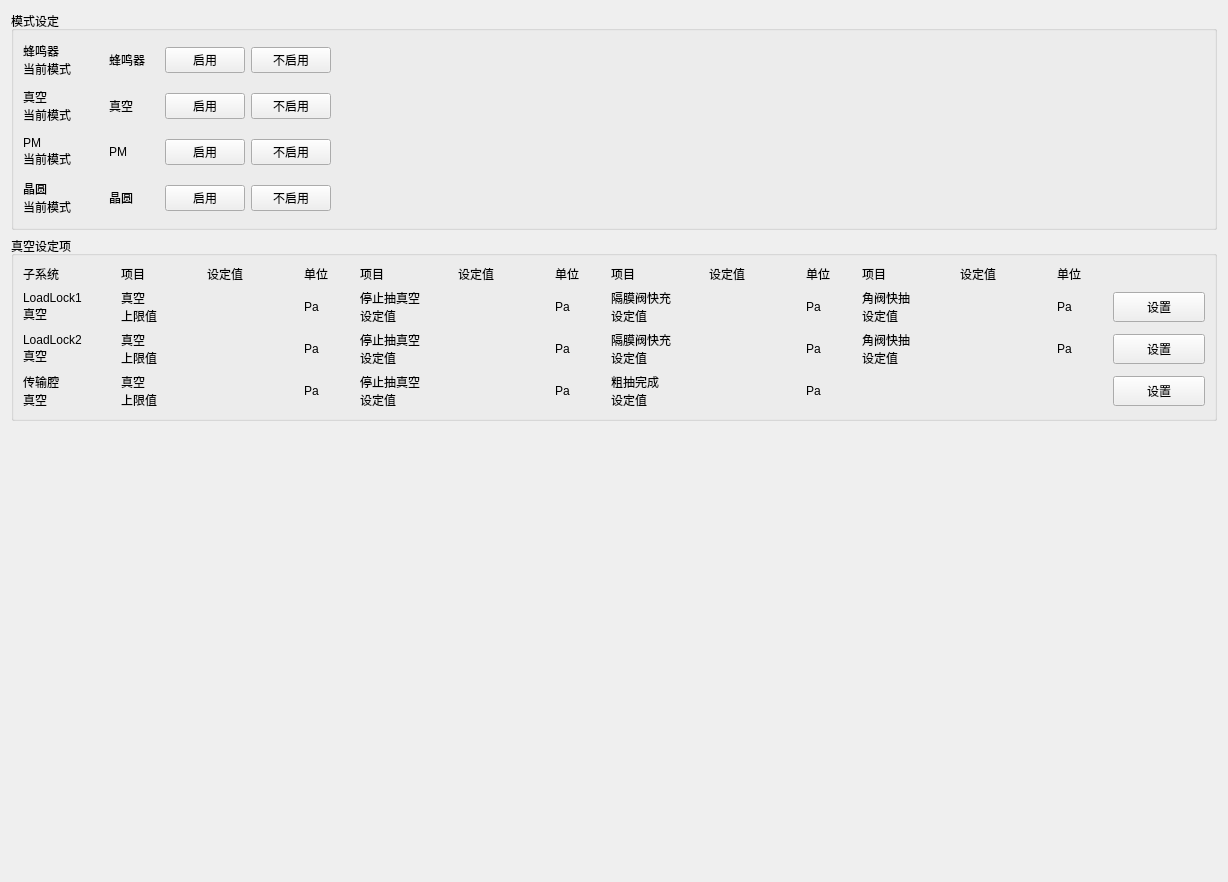
Before: the Qt Designer form device/src/control_mode_vtm_widget.ui in zhangzhenxi11/HL, drawn with Qt 5.
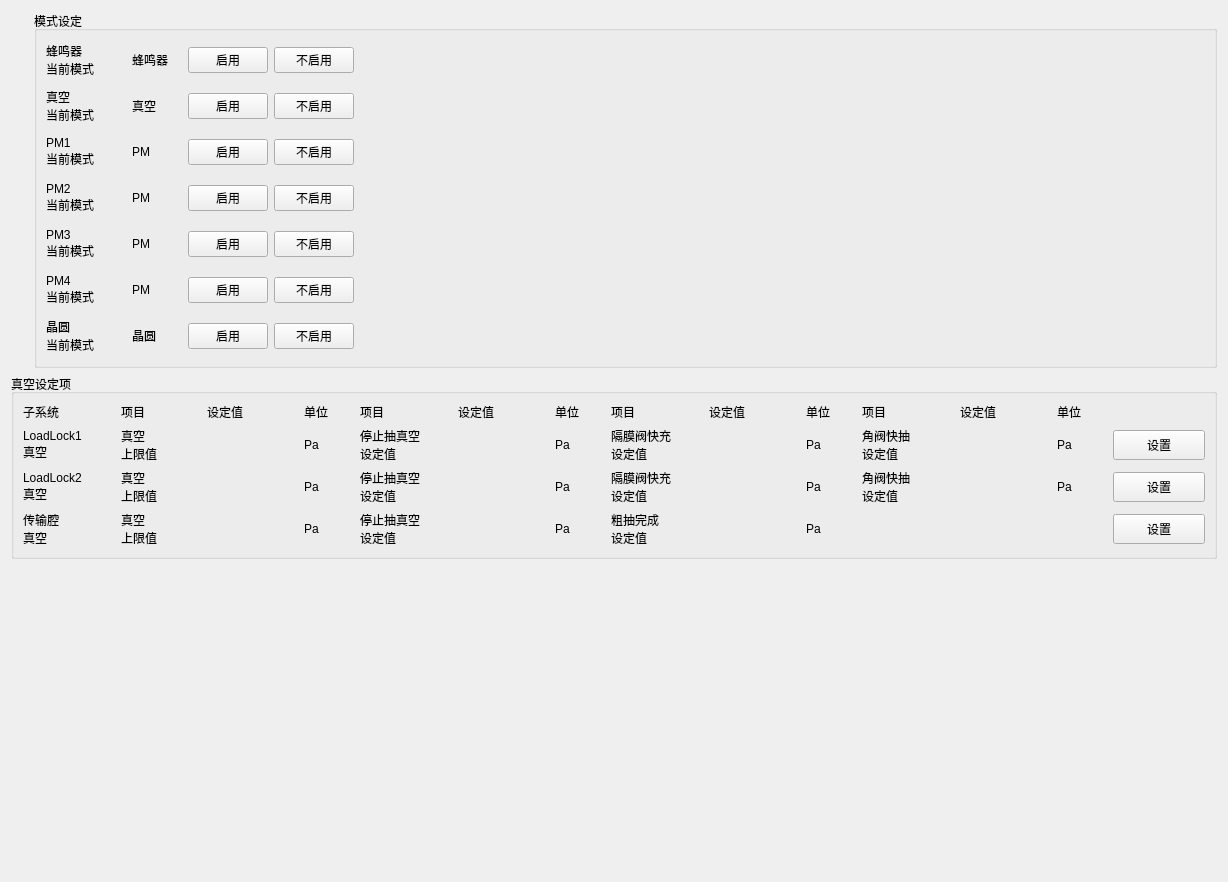
After: the same form once the commit is applied.

```diff
--- a/device/src/control_mode_vtm_widget.ui
+++ b/device/src/control_mode_vtm_widget.ui
@@ -13,9 +13,12 @@
   <property name="windowTitle">
    <string>Form</string>
   </property>
-  <layout class="QVBoxLayout" name="verticalLayout">
-   <item>
+  <layout class="QGridLayout" name="gridLayout">
+   <item row="0" column="1">
     <widget class="QGroupBox" name="mode_setting_gbx">
+     <property name="enabled">
+      <bool>true</bool>
+     </property>
      <property name="minimumSize">
       <size>
        <width>0</width>
@@ -25,13 +28,13 @@
      <property name="maximumSize">
       <size>
        <width>16777215</width>
-       <height>250</height>
+       <height>500</height>
       </size>
      </property>
      <property name="title">
       <string>模式设定</string>
      </property>
-     <layout class="QGridLayout" name="gridLayout">
+     <layout class="QFormLayout" name="formLayout">
       <item row="0" column="0">
        <layout class="QHBoxLayout" name="buzzer_hlyt">
         <item>
@@ -173,6 +176,76 @@
        </layout>
       </item>
       <item row="2" column="0">
+       <layout class="QHBoxLayout" name="pm_hlyt_1">
+        <item>
+         <widget class="QLabel" name="label_6">
+          <property name="minimumSize">
+           <size>
+            <width>80</width>
+            <height>40</height>
+           </size>
+          </property>
+          <property name="text">
+           <string>PM1
+当前模式</string>
+          </property>
+         </widget>
+        </item>
+        <item>
+         <widget class="QLabel" name="pm1_enable_label">
+          <property name="minimumSize">
+           <size>
+            <width>50</width>
+            <height>0</height>
+           </size>
+          </property>
+          <property name="text">
+           <string>PM</string>
+          </property>
+         </widget>
+        </item>
+        <item>
+         <widget class="QPushButton" name="enable_pm1_btn">
+          <property name="minimumSize">
+           <size>
+            <width>70</width>
+            <height>25</height>
+           </size>
+          </property>
+          <property name="text">
+           <string>启用</string>
+          </property>
+         </widget>
+        </item>
+        <item>
+         <widget class="QPushButton" name="disable_pm1_btn">
+          <property name="minimumSize">
+           <size>
+            <width>70</width>
+            <height>25</height>
+           </size>
+          </property>
+          <property name="text">
+           <string>不启用</string>
+          </property>
+         </widget>
+        </item>
+        <item>
+         <spacer name="horizontalSpacer_3">
+          <property name="orientation">
+           <enum>Qt::Horizontal</enum>
+          </property>
+          <property name="sizeHint" stdset="0">
+           <size>
+            <width>40</width>
+            <height>20</height>
+           </size>
+          </property>
+         </spacer>
+        </item>
+       </layout>
+      </item>
+      <item row="3" column="0">
        <layout class="QHBoxLayout" name="pm_hlyt">
         <item>
          <widget class="QLabel" name="label_5">
@@ -183,7 +256,7 @@
            </size>
           </property>
           <property name="text">
-           <string>PM
+           <string>PM2
 当前模式</string>
           </property>
          </widget>
@@ -242,7 +315,147 @@
         </item>
        </layout>
       </item>
-      <item row="3" column="0">
+      <item row="4" column="0">
+       <layout class="QHBoxLayout" name="pm_hlyt_2">
+        <item>
+         <widget class="QLabel" name="label_17">
+          <property name="minimumSize">
+           <size>
+            <width>80</width>
+            <height>40</height>
+           </size>
+          </property>
+          <property name="text">
+           <string>PM3
+当前模式</string>
+          </property>
+         </widget>
+        </item>
+        <item>
+         <widget class="QLabel" name="pm3_enable_label">
+          <property name="minimumSize">
+           <size>
+            <width>50</width>
+            <height>0</height>
+           </size>
+          </property>
+          <property name="text">
+           <string>PM</string>
+          </property>
+         </widget>
+        </item>
+        <item>
+         <widget class="QPushButton" name="enable_pm3_btn">
+          <property name="minimumSize">
+           <size>
+            <width>70</width>
+            <height>25</height>
+           </size>
+          </property>
+          <property name="text">
+           <string>启用</string>
+          </property>
+         </widget>
+        </item>
+        <item>
+         <widget class="QPushButton" name="disable_pm3_btn">
+          <property name="minimumSize">
+           <size>
+            <width>70</width>
+            <height>25</height>
+           </size>
+          </property>
+          <property name="text">
+           <string>不启用</string>
+          </property>
+         </widget>
+        </item>
+        <item>
+         <spacer name="horizontalSpacer_6">
+          <property name="orientation">
+           <enum>Qt::Horizontal</enum>
+          </property>
+          <property name="sizeHint" stdset="0">
+           <size>
+            <width>40</width>
+            <height>20</height>
+           </size>
+          </property>
+         </spacer>
+        </item>
+       </layout>
+      </item>
+      <item row="5" column="0">
+       <layout class="QHBoxLayout" name="pm_hlyt_3">
+        <item>
+         <widget class="QLabel" name="label_18">
+          <property name="minimumSize">
+           <size>
+            <width>80</width>
+            <height>40</height>
+           </size>
+          </property>
+          <property name="text">
+           <string>PM4
+当前模式</string>
+          </property>
+         </widget>
+        </item>
+        <item>
+         <widget class="QLabel" name="pm4_enable_label">
+          <property name="minimumSize">
+           <size>
+            <width>50</width>
+            <height>0</height>
+           </size>
+          </property>
+          <property name="text">
+           <string>PM</string>
+          </property>
+         </widget>
+        </item>
+        <item>
+         <widget class="QPushButton" name="enable_pm4_btn">
+          <property name="minimumSize">
+           <size>
+            <width>70</width>
+            <height>25</height>
+           </size>
+          </property>
+          <property name="text">
+           <string>启用</string>
+          </property>
+         </widget>
+        </item>
+        <item>
+         <widget class="QPushButton" name="disable_pm4_btn">
+          <property name="minimumSize">
+           <size>
+            <width>70</width>
+            <height>25</height>
+           </size>
+          </property>
+          <property name="text">
+           <string>不启用</string>
+          </property>
+         </widget>
+        </item>
+        <item>
+         <spacer name="horizontalSpacer_8">
+          <property name="orientation">
+           <enum>Qt::Horizontal</enum>
+          </property>
+          <property name="sizeHint" stdset="0">
+           <size>
+            <width>40</width>
+            <height>20</height>
+           </size>
+          </property>
+         </spacer>
+        </item>
+       </layout>
+      </item>
+      <item row="6" column="0">
        <layout class="QHBoxLayout" name="wafer_hlyt">
         <item>
          <widget class="QLabel" name="label_4">
@@ -315,7 +528,7 @@
      </layout>
     </widget>
    </item>
-   <item>
+   <item row="1" column="0" colspan="2">
     <widget class="QGroupBox" name="vacuum_setting_gbx">
      <property name="title">
       <string>真空设定项</string>
@@ -887,15 +1100,15 @@
      </layout>
     </widget>
    </item>
-   <item>
+   <item row="2" column="0">
     <spacer name="verticalSpacer">
      <property name="orientation">
       <enum>Qt::Vertical</enum>
      </property>
      <property name="sizeHint" stdset="0">
       <size>
-       <width>20</width>
-       <height>313</height>
+       <width>17</width>
+       <height>295</height>
       </size>
      </property>
     </spacer>
```
Left out of the diff: 14 changed lines with no effect on the pictures.
